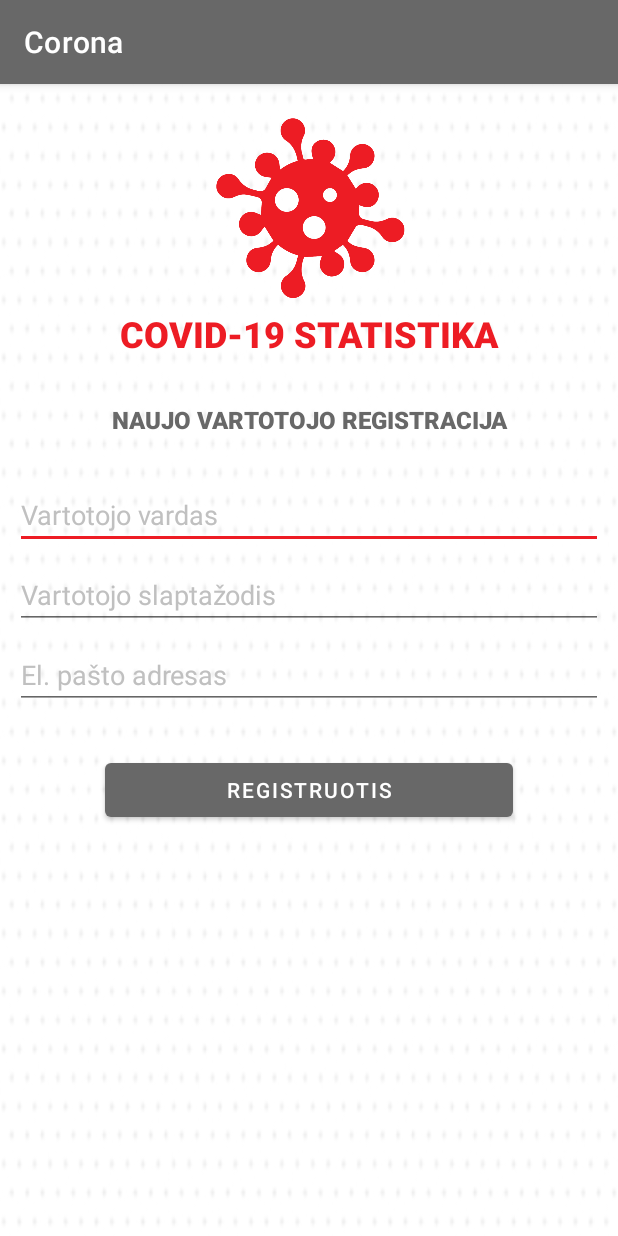
After one commit to donataskitm/1darbas, an Android app: the RegistrationActivity screen opened directly, with no data from a screen before it, on a phone screen of 412 x 824 dp. The commit adds this screen. Run offline under Robolectric (Android 15) with nearby library versions, the phone set to English and light mode, and no system bars.

Commit message:
Užbaigtas darbas

```diff
--- a/app/src/main/AndroidManifest.xml
+++ b/app/src/main/AndroidManifest.xml
@@ -9,6 +9,8 @@
         android:roundIcon="@mipmap/ic_launcher_round"
         android:supportsRtl="true"
         android:theme="@style/Theme.Corona">
+        <activity android:name=".RegistrationActivity"></activity>
+        <activity android:name=".SearchActivity" />
         <activity android:name=".LoginActivity">
             <intent-filter>
                 <action android:name="android.intent.action.MAIN" />
--- /dev/null
+++ b/app/src/main/java/com/example/corona/RegistrationActivity.java
@@ -0,0 +1,65 @@
+package com.example.corona;
+
+import androidx.appcompat.app.AppCompatActivity;
+
+import android.content.Intent;
+import android.os.Bundle;
+import android.view.View;
+import android.widget.Button;
+import android.widget.EditText;
+import android.widget.Toast;
+
+public class RegistrationActivity extends AppCompatActivity {
+
+    @Override
+    protected void onCreate(Bundle savedInstanceState) {
+        super.onCreate(savedInstanceState);
+        setContentView(R.layout.activity_registration);
+        EditText usernameet = findViewById(R.id.reg_name); //susiejamas elementas su kintamuoju kode
+        EditText passwordet = findViewById(R.id.reg_password);
+        EditText emailet = findViewById(R.id.reg_email);
+        Button regb = findViewById(R.id.register_btn_reg);
+
+
+        ///////////////////////////////////////// REGISTRACIJOS MYGTUKUI
+        regb.setOnClickListener(new View.OnClickListener() {  //new kuriamas objektas
+            @Override //paspaudus mygtuka
+            public void onClick(View v) { //funkcijos pradzia
+
+                String txtusername = usernameet.getText().toString();
+                String txtpassword = passwordet.getText().toString();
+                String  txtemail = emailet.getText().toString();
+
+                usernameet.setError(null);
+                passwordet.setError(null);
+                emailet.setError(null);
+
+                if (Validation.isCredentialsValid(txtusername) && Validation.isPasswordValid(txtpassword) && Validation.isEmailValid(txtemail)) {  //skliaust nusak funkcijos pr., kl. pr., sal. pr.
+                    Intent  gotoSearchActivity = new Intent(RegistrationActivity.this, LoginActivity.class);//is kur i kur
+                    startActivity(gotoSearchActivity);
+                    Toast.makeText(RegistrationActivity.this, getResources().getString(R.string.register_successful_1) + txtusername + "\n" + getResources().getString(R.string.register_successful_2), Toast.LENGTH_LONG).show();
+
+                }
+                else if (!Validation.isCredentialsValid(txtusername)) {
+                    usernameet.setError(getResources().getString(R.string.login_invalid_credentials_message_name));
+                    usernameet.requestFocus();
+                }
+                else if (!Validation.isPasswordValid(txtpassword)) {
+                    passwordet.setError(getResources().getString(R.string.login_invalid_credentials_message_password));
+                    passwordet.requestFocus();
+                }
+                else {
+                    emailet.setError(getResources().getString(R.string.login_invalid_credentials_message_email));
+                    emailet.requestFocus();
+                }
+
+            }
+        });
+
+
+
+
+    }
+
+
+}
--- /dev/null
+++ b/app/src/main/res/layout/activity_registration.xml
@@ -0,0 +1,108 @@
+<?xml version="1.0" encoding="utf-8"?>
+<LinearLayout xmlns:android="http://schemas.android.com/apk/res/android"
+    android:layout_width="match_parent"
+    android:layout_height="match_parent"
+    android:orientation="vertical"
+    android:padding="10dp"
+    android:background="@drawable/fonas">
+
+    <ImageView
+        android:layout_width="match_parent"
+        android:layout_height="140dp"
+        android:src="@drawable/logo"
+        android:contentDescription="@string/logo_description"/>
+
+    <TextView
+        android:layout_width="match_parent"
+        android:layout_height="wrap_content"
+        android:layout_gravity="center_horizontal"
+        android:fontFamily="sans-serif-medium"
+        android:text="@string/app_title"
+        android:textAlignment="center"
+        android:textAllCaps="true"
+        android:textColor="@color/colorSriftasRed"
+        android:textSize="24sp"
+        android:textStyle="bold" />
+    <Space
+        android:layout_height="30dp"
+        android:layout_width="match_parent" />
+
+    <TextView
+        android:layout_width="match_parent"
+        android:layout_height="wrap_content"
+        android:layout_gravity="center_horizontal"
+        android:fontFamily="sans-serif-medium"
+        android:text="@string/reg_title"
+        android:textAlignment="center"
+        android:textColor="@color/colorSriftasGreyD"
+        android:textSize="16sp"
+        android:textStyle="bold"
+        android:textAllCaps="true" />
+    <Space
+        android:layout_height="30dp"
+        android:layout_width="match_parent" />
+
+    <EditText
+        android:id="@+id/reg_name"
+        android:layout_width="match_parent"
+        android:layout_height="wrap_content"
+        android:textColor="@color/colorSriftasRed"
+        android:hint="@string/Login_username"
+        android:inputType="textPersonName"
+        android:textColorHint="@color/colorSriftasGrey" />
+
+    <Space
+        android:layout_width="wrap_content"
+        android:layout_height="8dp" />
+
+    <EditText
+        android:id="@+id/reg_password"
+        android:layout_width="match_parent"
+        android:layout_height="wrap_content"
+        android:textColor="@color/colorSriftasRed"
+        android:textColorHint="@color/colorSriftasGrey"
+        android:hint="@string/Login_password"
+        android:inputType="textPassword" />
+
+    <Space
+        android:layout_width="wrap_content"
+        android:layout_height="8dp" />
+
+    <EditText
+        android:id="@+id/reg_email"
+        android:layout_width="match_parent"
+        android:layout_height="wrap_content"
+        android:textColor="@color/colorSriftasRed"
+        android:textColorHint="@color/colorSriftasGrey"
+        android:inputType="textEmailAddress"
+        android:hint="@string/Reg_email" />
+
+    <Space
+        android:layout_width="match_parent"
+        android:layout_height="30dp" />
+
+    <LinearLayout
+        android:layout_width="match_parent"
+        android:layout_height="wrap_content"
+        android:orientation="horizontal" >
+
+        <View
+            android:layout_width="120dp"
+            android:layout_height="0dp"
+            android:layout_weight="1"
+            android:visibility="invisible" />
+
+        <Button
+            android:id="@+id/register_btn_reg"
+            android:layout_width="match_parent"
+                android:layout_height="wrap_content"
+                android:text="@string/Login_register_btn"
+                android:layout_weight="2"/>
+        <View
+            android:layout_width="120dp"
+            android:layout_height="0dp"
+            android:layout_weight="1"
+            android:visibility="invisible" />
+
+    </LinearLayout>
+</LinearLayout>
--- a/app/src/main/res/values/strings.xml
+++ b/app/src/main/res/values/strings.xml
@@ -2,9 +2,17 @@
     <string name="app_name">Corona</string>
     <string name="Login_username">Vartotojo vardas</string>
     <string name="Login_password">Vartotojo slaptažodis</string>
+    <string name="Reg_email">El. pašto adresas</string>
     <string name="Login_login_btn">Prisijungti</string>
     <string name="Login_register_btn">Registruotis</string>
     <string name="app_title">COVID-19 statistika</string>
     <string name="login_remember_me">Prisiminti mane</string>
-
+    <string name="login_invalid_credentials_message">Neteisingi prisijungimo duomenys</string>
+    <string name="login_invalid_credentials_message_password">Klaida. Naudokite mažasias, didžiasias raides, skaičius ir simbolius .!@_</string>
+    <string name="login_invalid_credentials_message_name">Klaida. Naudokite mažasias ir didžiasias raides.</string>
+    <string name="login_invalid_credentials_message_email">Klaida. Naudokite mažasias, didžiasias raides, skaičius ir simbolius @._- </string>
+    <string name="reg_title">Naujo vartotojo registracija</string>
+    <string name="logo_description">Logotipas</string>
+    <string name="register_successful_1">Užregistruotas vartotojas:"</string>
+    <string name="register_successful_2">"Prisijunkite!</string>
 </resources>
```
Also changed, not shown: app/src/main/java/com/example/corona/LoginActivity.java (+61 -6 lines), app/src/main/java/com/example/corona/SearchActivity.java (added, +14 -0 lines), app/src/main/java/com/example/corona/Validation.java (added, +33 -0 lines), app/src/main/res/layout/activity_login.xml (+9 -5 lines), app/src/main/res/layout/activity_search.xml (added, +9 -0 lines).
